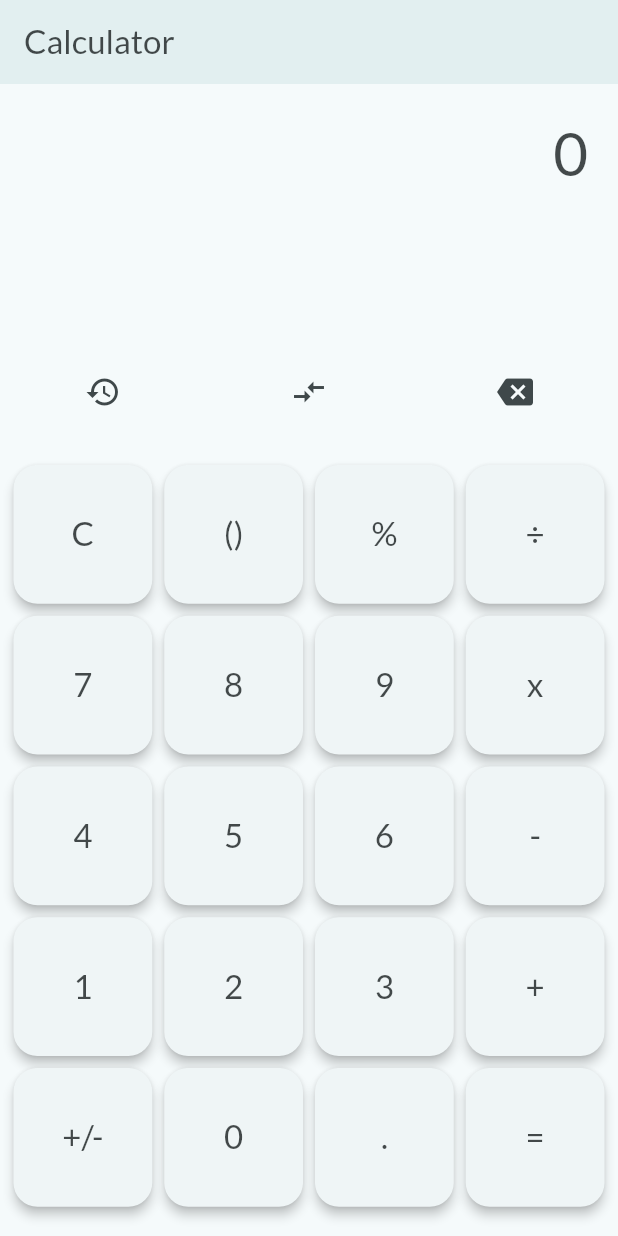
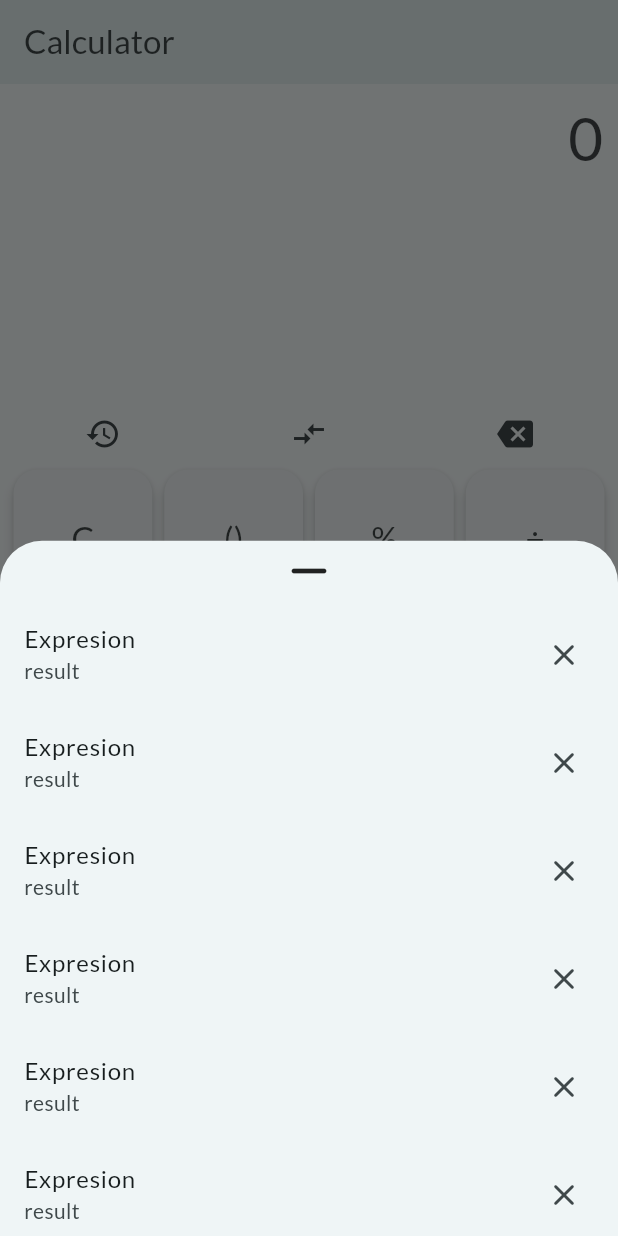
Before and after one commit to That-Guy07/Calculator, a Flutter app: the screen it shows after launch, after a tap on the "history" icon, on a phone screen of 412 x 824 dp. Run offline on Flutter 3.47's test engine with Material 3 defaults, Android fonts, the phone set to English and light mode, and no system bars; our stand-ins replace google_fonts, math_expressions.

Commit message:
Calculator 1.2 (beta) : working on history feature

```diff
--- a/lib/main.dart
+++ b/lib/main.dart
@@ -1,6 +1,7 @@
 import 'package:flutter/material.dart';
 import 'package:google_fonts/google_fonts.dart';
 import 'package:calculator/screens/home.dart';
+import 'package:flutter/services.dart';
 
 final theme = ThemeData(
   useMaterial3: true,
@@ -19,6 +20,11 @@ final themeDark = ThemeData(
 );
 
 void main() {
+  WidgetsFlutterBinding.ensureInitialized();
+  SystemChrome.setPreferredOrientations([
+    DeviceOrientation.portraitUp,
+    DeviceOrientation.portraitDown,
+  ]);
   runApp(
     const App(),
   );
--- /dev/null
+++ b/lib/screens/history_bottom_sheet_screen.dart
@@ -0,0 +1,39 @@
+import 'package:flutter/material.dart';
+
+class HistoryBottomSheetScreen extends StatefulWidget {
+  const HistoryBottomSheetScreen({super.key});
+
+  @override
+  State<StatefulWidget> createState() {
+    return _HistoryBottomSheetScreenState();
+  }
+}
+
+class _HistoryBottomSheetScreenState extends State<HistoryBottomSheetScreen> {
+  @override
+  Widget build(BuildContext context) {
+    return Column(
+      children: [
+        const SizedBox(
+          width: double.infinity,
+          child: Icon(
+            size: 40,
+            Icons.remove_rounded,
+          ),
+        ),
+        Expanded(
+          child: ListView.builder(
+            itemBuilder: (ctx, index) {
+              return const ListTile(
+                title: Text('Expresion'),
+                subtitle: Text('result'),
+                trailing: Icon(Icons.close_rounded),
+              );
+            },
+            itemCount: 10,
+          ),
+        ),
+      ],
+    );
+  }
+}
--- a/lib/screens/home.dart
+++ b/lib/screens/home.dart
@@ -3,8 +3,14 @@ import 'package:calculator/widgets/view_board.dart';
 import 'package:calculator/widgets/controls.dart';
 import 'package:calculator/widgets/keyboard.dart';
 import 'package:math_expressions/math_expressions.dart';
+import 'package:path_provider/path_provider.dart';
+import 'dart:io';
+import 'dart:async';
+import 'package:uuid/uuid.dart';
 
+var uuid = const Uuid();
 String _viewBoardData = '0';
+Map<String, List<String>> _history = {};
 
 class HomeScreen extends StatefulWidget {
   const HomeScreen({super.key});
@@ -16,6 +22,31 @@ class HomeScreen extends StatefulWidget {
 }
 
 class _HomeScreenState extends State<HomeScreen> {
+  Future<String> get _localPath async {
+    final directory = await getApplicationDocumentsDirectory();
+    return directory.path;
+  }
+
+  Future<File> get _localFile async {
+    final path = await _localPath;
+    return File('$path/history.text');
+  }
+
+  Future<File> _writeHistory(String data) async {
+    final file = await _localFile;
+    return file.writeAsString(data);
+  }
+
+  Future<String> readHistory() async {
+    try {
+      final file = await _localFile;
+      String contents = await file.readAsString();
+      return contents;
+    } catch (e) {
+      return '[]';
+    }
+  }
+
   void _updateViewBoardData(String data) {
     setState(() {
       _viewBoardData = data;
@@ -142,6 +173,8 @@ class _HomeScreenState extends State<HomeScreen> {
         _viewBoardData.endsWith('-')) {
       _removeLastViewBoardData();
       _addViewBoardData(data);
+    } else if (_viewBoardData == '0') {
+      _addViewBoardData('0$data');
     } else {
       _addViewBoardData(data);
     }
@@ -161,6 +194,9 @@ class _HomeScreenState extends State<HomeScreen> {
   }
 
   dynamic _simplifier() {
+    final uniqueId = uuid.v1();
+    final _viewBoardDataCopy = _viewBoardData;
+
     dynamic result = 0;
     List<dynamic> values = [];
 
@@ -179,13 +215,12 @@ class _HomeScreenState extends State<HomeScreen> {
     try {
       Expression exp = P.parse(result);
       result = exp.evaluate(EvaluationType.REAL, ContextModel());
+      _history[uniqueId] = [_viewBoardDataCopy, result.toString()];
+      _writeHistory(_history.toString());
     } catch (e) {
-      print(e);
+      // print(e);
     }
-
-    // print(values);
-    // print(result);
-    // print(result.runtimeType);
+    print(_history);
     return result;
   }
 
@@ -209,6 +244,8 @@ class _HomeScreenState extends State<HomeScreen> {
     } else if (data == '=') {
       if (_viewBoardData == '2201') {
         _updateViewBoardData('I still love her.');
+      } else if (_viewBoardData == '2606') {
+        _updateViewBoardData('Pranami Chutiya hai.');
       } else {
         _updateViewBoardData(_simplifier().toString());
       }
@@ -221,6 +258,8 @@ class _HomeScreenState extends State<HomeScreen> {
 
   @override
   Widget build(BuildContext context) {
+    final _screenHeight = MediaQuery.of(context).size.height - kToolbarHeight;
+    final _screenWidth = MediaQuery.of(context).size.width;
     return Scaffold(
       appBar: AppBar(
         elevation: 3,
@@ -235,13 +274,20 @@ class _HomeScreenState extends State<HomeScreen> {
       body: Center(
         child: Column(
           children: [
-            ViewBoardWidget(viewBoardData: _viewBoardData),
+            ViewBoardWidget(
+              viewBoardData: _viewBoardData,
+              screenHeight: _screenHeight,
+              screenWidth: _screenWidth,
+            ),
             const Spacer(),
             ControlsWidget(
               backspace: _removeLastViewBoardData,
+              readHistory: readHistory,
             ),
             KeyboardWidget(
               onPressed: _onPressed,
+              screenHeight: _screenHeight,
+              screenWidth: _screenWidth,
             ),
           ],
         ),
--- a/lib/widgets/controls.dart
+++ b/lib/widgets/controls.dart
@@ -1,17 +1,29 @@
+import 'package:calculator/screens/history_bottom_sheet_screen.dart';
 import 'package:flutter/material.dart';
 
 class ControlsWidget extends StatelessWidget {
   const ControlsWidget({
     super.key,
     required this.backspace,
+    required this.readHistory,
   });
 
   final void Function() backspace;
+  final Future<String> Function() readHistory;
 
   @override
   Widget build(BuildContext context) {
+    void _openHistoryBottomSheet() {
+      // readHistory();
+      showModalBottomSheet(
+          context: context,
+          builder: (context) {
+            return const HistoryBottomSheetScreen();
+          });
+    }
+
     return SizedBox(
-      height: 50,
+      height: 40,
       width: double.infinity,
       child: Container(
         color: Theme.of(context).colorScheme.background,
@@ -21,7 +33,7 @@ class ControlsWidget extends StatelessWidget {
               Expanded(
                 child: IconButton(
                   icon: const Icon(Icons.history),
-                  onPressed: () {},
+                  onPressed: _openHistoryBottomSheet,
                 ),
               ),
               Expanded(
--- a/lib/widgets/keyboard.dart
+++ b/lib/widgets/keyboard.dart
@@ -28,17 +28,21 @@ class KeyboardWidget extends StatelessWidget {
   const KeyboardWidget({
     super.key,
     required this.onPressed,
+    required this.screenHeight,
+    required this.screenWidth,
   });
 
   final void Function(String) onPressed;
+  final double screenHeight;
+  final double screenWidth;
 
   @override
   Widget build(BuildContext context) {
     return SizedBox(
-      height: 550,
+      height: (screenWidth / 4) * 5,
       width: double.infinity,
       child: Container(
-        padding: const EdgeInsets.fromLTRB(5, 20, 5, 5),
+        padding: const EdgeInsets.fromLTRB(5, 0, 5, 0),
         alignment: Alignment.center,
         color: Theme.of(context).colorScheme.background,
         child: GridView(
--- a/lib/widgets/view_board.dart
+++ b/lib/widgets/view_board.dart
@@ -1,9 +1,16 @@
 import 'package:flutter/material.dart';
 
 class ViewBoardWidget extends StatefulWidget {
-  const ViewBoardWidget({super.key, required this.viewBoardData});
+  const ViewBoardWidget({
+    super.key,
+    required this.viewBoardData,
+    required this.screenHeight,
+    required this.screenWidth,
+  });
 
   final String viewBoardData;
+  final double screenHeight;
+  final double screenWidth;
 
   @override
   State<ViewBoardWidget> createState() {
@@ -15,10 +22,13 @@ class _ViewBoardWidgetState extends State<ViewBoardWidget> {
   @override
   Widget build(BuildContext context) {
     return SizedBox(
-      height: 180,
+      height: 145,
       width: double.infinity,
       child: Container(
-        padding: const EdgeInsets.all(20),
+        padding: const EdgeInsets.symmetric(
+          horizontal: 10,
+          vertical: 10,
+        ),
         color: Theme.of(context).colorScheme.background,
         child: Text(
           maxLines: 2,
--- a/pubspec.yaml
+++ b/pubspec.yaml
@@ -37,6 +37,8 @@ dependencies:
   cupertino_icons: ^1.0.2
   google_fonts: ^6.1.0
   math_expressions: ^2.4.0
+  path_provider: ^2.1.2
+  uuid: ^4.3.3
 
 dev_dependencies:
   flutter_test:
```
Also changed, not shown: pubspec.lock.
